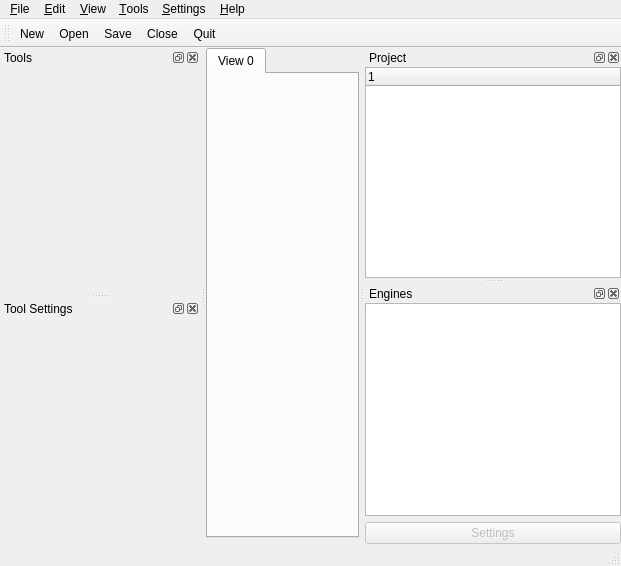
The window that avogadro/src/mainwindow.ui (cryos/avogadro) describes before a commit, drawn with Qt 5.
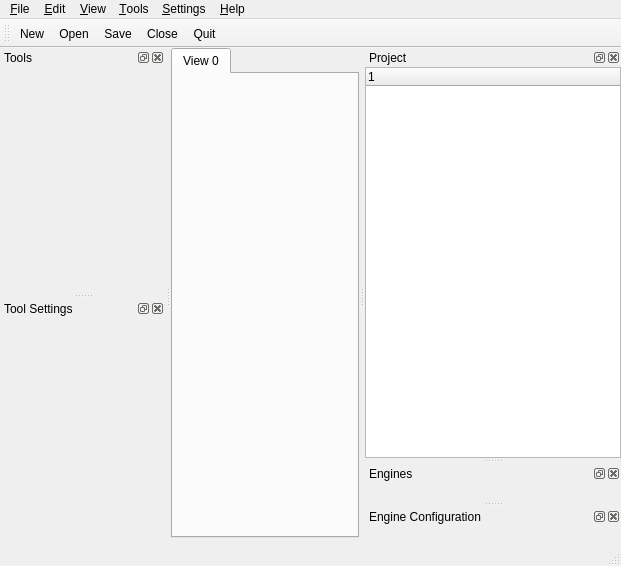
The same window after the commit. Icons and pictures are not drawn. Custom widgets are drawn as their Qt base class.

Commit message: Added a item model for managing engines for a GLWidget.  This will make it easier whenw e need to add / remove / edit engines.

```diff
--- a/avogadro/src/mainwindow.ui
+++ b/avogadro/src/mainwindow.ui
@@ -165,7 +165,7 @@
   <widget class="QDockWidget" name="projectDock" >
    <property name="minimumSize" >
     <size>
-     <width>200</width>
+     <width>165</width>
      <height>0</height>
     </size>
    </property>
@@ -216,7 +216,7 @@
   <widget class="QDockWidget" name="toolsDock" >
    <property name="minimumSize" >
     <size>
-     <width>200</width>
+     <width>165</width>
      <height>0</height>
     </size>
    </property>
@@ -234,7 +234,7 @@
   <widget class="QDockWidget" name="toolSettingsDock" >
    <property name="minimumSize" >
     <size>
-     <width>200</width>
+     <width>160</width>
      <height>0</height>
     </size>
    </property>
@@ -250,6 +250,12 @@
    <widget class="QWidget" name="toolSettingsWidget" />
   </widget>
   <widget class="QDockWidget" name="enginesDock" >
+   <property name="minimumSize" >
+    <size>
+     <width>150</width>
+     <height>0</height>
+    </size>
+   </property>
    <property name="allowedAreas" >
     <set>Qt::LeftDockWidgetArea|Qt::NoDockWidgetArea|Qt::RightDockWidgetArea</set>
    </property>
@@ -259,39 +265,22 @@
    <attribute name="dockWidgetArea" >
     <number>2</number>
    </attribute>
-   <widget class="QWidget" name="enginesWidget" >
-    <layout class="QVBoxLayout" >
-     <property name="margin" >
-      <number>0</number>
-     </property>
-     <property name="spacing" >
-      <number>6</number>
-     </property>
-     <item>
-      <widget class="Avogadro::EngineListView" name="enginesList" >
-       <property name="alternatingRowColors" >
-        <bool>true</bool>
-       </property>
-      </widget>
-     </item>
-     <item>
-      <widget class="QPushButton" name="engineSettingsButton" >
-       <property name="enabled" >
-        <bool>false</bool>
-       </property>
-       <property name="layoutDirection" >
-        <enum>Qt::LeftToRight</enum>
-       </property>
-       <property name="text" >
-        <string>Settings</string>
-       </property>
-       <property name="flat" >
-        <bool>false</bool>
-       </property>
-      </widget>
-     </item>
-    </layout>
-   </widget>
+   <widget class="QWidget" name="enginesWidget" />
+  </widget>
+  <widget class="QDockWidget" name="engineConfigurationDock" >
+   <property name="minimumSize" >
+    <size>
+     <width>200</width>
+     <height>0</height>
+    </size>
+   </property>
+   <property name="windowTitle" >
+    <string>Engine Configuration</string>
+   </property>
+   <attribute name="dockWidgetArea" >
+    <number>2</number>
+   </attribute>
+   <widget class="QWidget" name="engineConfigurationWidget" />
   </widget>
   <action name="actionOpen" >
    <property name="icon" >
@@ -507,26 +496,21 @@
   </action>
  </widget>
  <customwidgets>
+  <customwidget>
+   <class>Avogadro::MoleculeTreeView</class>
+   <extends>QTreeWidget</extends>
+   <header>avogadro/moleculetreeview.h</header>
+  </customwidget>
   <customwidget>
    <class>Avogadro::GLWidget</class>
    <extends>QWidget</extends>
    <header>avogadro/glwidget.h</header>
   </customwidget>
-  <customwidget>
-   <class>Avogadro::EngineListView</class>
-   <extends>QListView</extends>
-   <header>enginelistview.h</header>
-  </customwidget>
   <customwidget>
    <class>Avogadro::FlatTabWidget</class>
    <extends>QWidget</extends>
    <header>flattabwidget.h</header>
   </customwidget>
-  <customwidget>
-   <class>Avogadro::MoleculeTreeView</class>
-   <extends>QTreeWidget</extends>
-   <header>avogadro/moleculetreeview.h</header>
-  </customwidget>
  </customwidgets>
  <resources>
   <include location="avogadro.qrc" />
```
Left out of the diff: 29 changed lines with no effect on the pictures. The commit also changes 24 other files.
